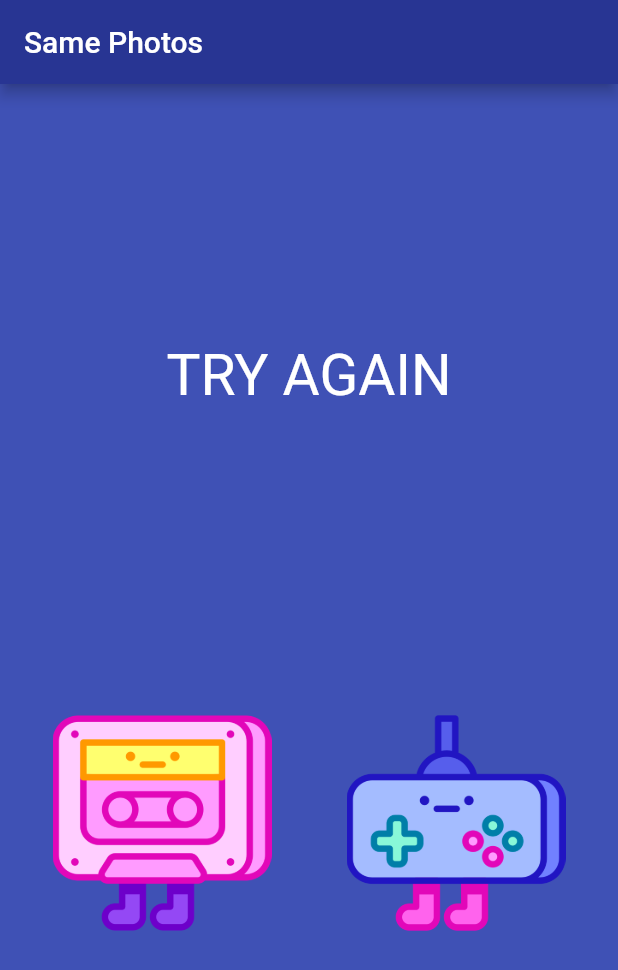
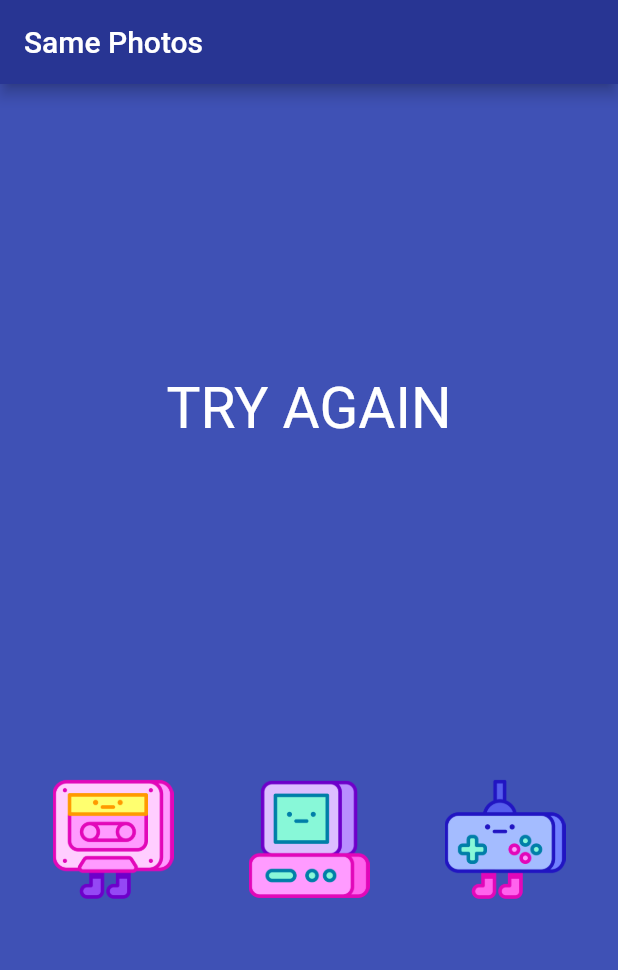
Before and after one commit to AmjadMallat/Game-tataboq-Flutter, a Flutter app: the screen it shows after launch, on a phone screen of 412 x 824 dp. Shown: the top 970 px of the screen. Run offline on Flutter 3.47's test engine with Material 2 defaults, Android fonts, the phone set to English and light mode, and no system bars.

Commit message:
fixed a bug in the main dart folder

```diff
--- a/lib/main.dart
+++ b/lib/main.dart
@@ -35,11 +35,13 @@ class ImageState extends StatefulWidget {
 class _ImageStateState extends State<ImageState> {
   int leftImageNumber = 1;
   int rightImageNumber = 2;
+  int centerImageNumber = 3;
 
-void changeImage(){
-leftImageNumber = Random().nextInt(8) + 1;
-rightImageNumber = Random().nextInt(8) + 1;
-}
+  void changeImage() {
+    leftImageNumber = Random().nextInt(8) + 1;
+    rightImageNumber = Random().nextInt(8) + 1;
+    centerImageNumber = Random().nextInt(8) + 1;
+  }
 
   @override
   Widget build(BuildContext context) {
@@ -47,7 +49,11 @@ rightImageNumber = Random().nextInt(8) + 1;
       mainAxisAlignment: MainAxisAlignment.spaceEvenly,
       children: [
         Text(
-          leftImageNumber == rightImageNumber ? 'CONGRATULATIONS' : 'TRY AGAIN',
+          leftImageNumber == rightImageNumber &&
+                  centerImageNumber == leftImageNumber &&
+                  centerImageNumber == rightImageNumber
+              ? 'CONGRATULATIONS'
+              : 'TRY AGAIN',
           style: TextStyle(
             fontSize: 38.0,
             color: Colors.white,
@@ -66,7 +72,22 @@ rightImageNumber = Random().nextInt(8) + 1;
                     onPressed: () {
                       setState(() {
                         changeImage();
-                        print('left done');
+                      });
+                      print('left done');
+                    },
+                  ),
+                ),
+              ),
+              Expanded(
+                child: Padding(
+                  padding: const EdgeInsets.all(20.0),
+                  child: TextButton(
+                    child: Image.asset('images/image-$centerImageNumber.png'),
+                    style: flatButton,
+                    onPressed: () {
+                      setState(() {
+                        changeImage();
+                        print('done center');
                       });
                     },
                   ),
@@ -80,7 +101,7 @@ rightImageNumber = Random().nextInt(8) + 1;
                     style: flatButton,
                     onPressed: () {
                       setState(() {
-                     changeImage();
+                        changeImage();
                       });
                       print('right done');
                     },
```
